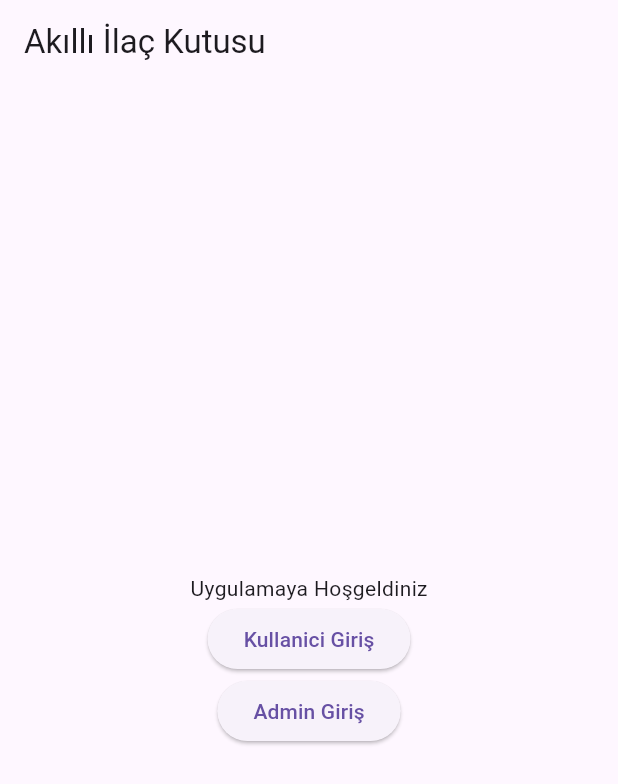
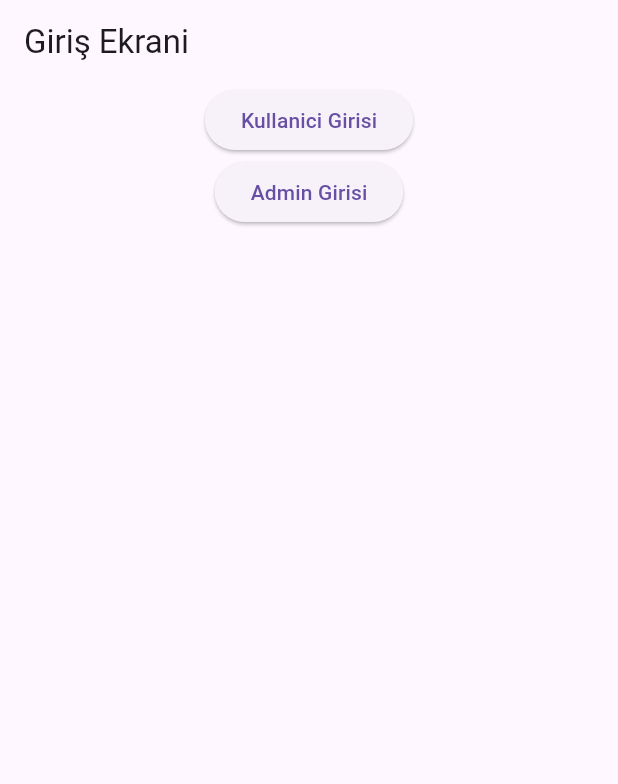
Before and after one commit to Symaablc/ak-ll-ila-kutusu, a Flutter app: the screen it shows after launch, on a phone screen of 412 x 824 dp. Shown: the top 784 px of the screen. Run offline on Flutter 3.47's test engine with Material 3 defaults, Android fonts, the phone set to English and light mode, and no system bars.

Commit message:
Güncelleme yapıldı

```diff
--- a/lib/main.dart
+++ b/lib/main.dart
@@ -1,35 +1,126 @@
 import 'package:flutter/material.dart';
 
-import 'anaekran.dart';
+//import 'anaekran.dart';
 
 void main() => runApp(MyApp());
 
-class MyApp extends StatefulWidget {
+class MyApp extends StatelessWidget {
   const MyApp({super.key});
 
   @override
-  State<MyApp> createState() => _MyAppState();
-}
-
-class _MyAppState extends State<MyApp> {
-  @override
   Widget build(BuildContext context) {
     return MaterialApp(
-      title: "Akıllı İlaç Kutusu Uygulaması",
-      home: Iskele(),
-    ); //çatı
+      initialRoute: "/",
+      routes: {
+        "/": (context) => GirisEkrani(),
+        "/KullaniciSayfasiRotasi": (context) => KullaniciEkrani(),
+        "/AdminSayfasiRotasi": (context) => AdminEkrani(),
+      },
+    );
   }
 }
 
-class Iskele extends StatelessWidget {
-  const Iskele({super.key});
+class GirisEkrani extends StatefulWidget {
+  const GirisEkrani({super.key});
+
+  @override
+  State<GirisEkrani> createState() => _GirisEkraniState();
+}
+
+class _GirisEkraniState extends State<GirisEkrani> {
+  kulGiris() {
+    Navigator.pushNamed(context, "/KullaniciSayfasiRotasi");
+    Navigator.pushNamed(context, "/AdminSayfasiRotasi");
+  }
+
+  adGiris() {}
 
   @override
   Widget build(BuildContext context) {
     return Scaffold(
-      appBar: AppBar(title: Text("Akıllı İlaç Kutusu")),
+      appBar: AppBar(title: Text("Giriş Ekrani")),
+      body: Container(
+        child: Center(
+          child: Column(
+            children: [
+              ElevatedButton(
+                onPressed: kulGiris,
+                child: Text("Kullanici Girisi"),
+              ),
+              ElevatedButton(onPressed: adGiris, child: Text("Admin Girisi")),
+            ],
+          ),
+        ),
+      ),
+    );
+  }
+} //Profik ekran Sayfası
 
-      body: AnaEkran(),
-    ); //alt ayakları iskele
+class KullaniciEkrani extends StatefulWidget {
+  const KullaniciEkrani({super.key});
+
+  @override
+  State<KullaniciEkrani> createState() => _KullaniciEkraniState();
+}
+
+class _KullaniciEkraniState extends State<KullaniciEkrani> {
+  cikisYap() {
+    Navigator.pushNamed(context, "/");
+  }
+
+  @override
+  Widget build(BuildContext context) {
+    return Scaffold(
+      appBar: AppBar(title: Text("Kullanici Sayfasi")),
+      body: Container(
+        child: Column(
+          children: [
+            ElevatedButton(onPressed: cikisYap, child: Text("Çikiş yap")),
+          ],
+        ),
+      ),
+    );
   }
 }
+
+class AdminEkrani extends StatefulWidget {
+  const AdminEkrani({super.key});
+
+  @override
+  State<AdminEkrani> createState() => _AdminEkraniState();
+}
+
+class _AdminEkraniState extends State<AdminEkrani> {
+  @override
+  Widget build(BuildContext context) {
+    return Scaffold(appBar: AppBar(title: Text("Admin sayfasi")));
+  }
+}
+
+//class MyApp extends StatefulWidget {
+// const MyApp({super.key});
+
+@override
+//State<MyApp> createState() => _MyAppState();
+//}
+//class _MyAppState extends State<MyApp> {
+@override
+//Widget build(BuildContext context) {
+// return MaterialApp(
+// title: "Akıllı İlaç Kutusu Uygulaması",
+//home: Iskele(),
+//); //çatı
+//}
+//}
+//class Iskele extends StatelessWidget {
+//  const Iskele({super.key});
+@override
+Widget build(BuildContext context) {
+  return Scaffold(
+    appBar: AppBar(title: Text("Akıllı İlaç Kutusu")),
+
+    //      body: AnaEkran(),
+  ); //alt ayakları iskele
+}
+
+//}
```
Also changed, not shown: 1 other file.
